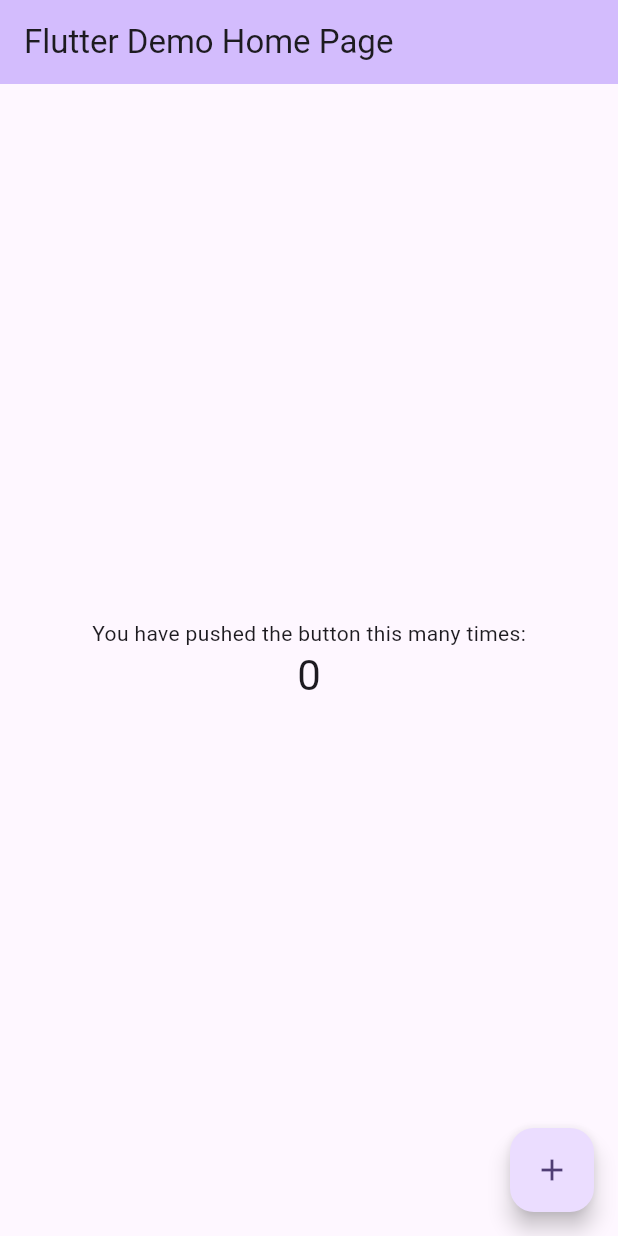
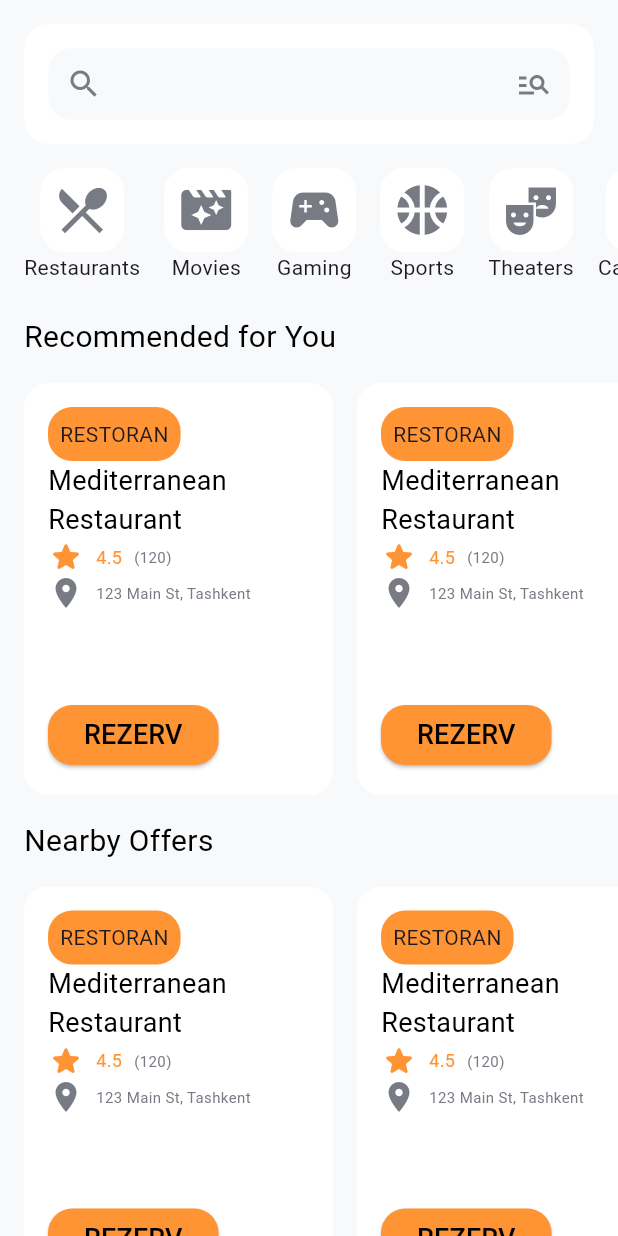
Before and after one commit to hoopa34/bronika, a Flutter app: the screen it shows after launch, on a phone screen of 412 x 824 dp. Run offline on Flutter 3.47's test engine with Material 3 defaults, Android fonts, the phone set to English and light mode, and no system bars.

Commit message:
Added homepage

```diff
--- /dev/null
+++ b/lib/global/global_colors.dart
@@ -0,0 +1,14 @@
+import 'package:flutter/material.dart';
+
+abstract class GlobalColors {
+  static const Color mainColor = Colors.purpleAccent;
+  static const Color mainSecondColor = Colors.purple;
+  static const Color mainThirdColor = Colors.deepPurple;
+
+  static const Color buttonHilightColor = Color.fromRGBO(255, 148, 53, 1);
+
+  static const Color backgroundColor = Color.fromRGBO(248, 249, 251, 1);
+  static const Color iconColor = Color.fromRGBO(120, 123, 132, 1);
+  static const Color cartColor = Colors.white;
+  static const Color titleColor = Colors.black;
+}
--- /dev/null
+++ b/lib/global/global_design.dart
@@ -0,0 +1,44 @@
+import 'package:bronika/global/global_colors.dart';
+import 'package:flutter/material.dart';
+
+abstract class GlobalDesign {
+  static final double globalPadding = 16;
+  static final double globalSmallPadding = 8;
+  static final double globalRadius = 16;
+  static final double globalIconSize = 40;
+
+  static final BoxDecoration cartDesign = BoxDecoration(
+    borderRadius: BorderRadius.all(Radius.circular(globalRadius)),
+    color: GlobalColors.cartColor,
+  );
+
+  static final BoxDecoration innerCartDesign = BoxDecoration(
+    borderRadius: BorderRadius.all(Radius.circular(globalRadius)),
+    color: GlobalColors.backgroundColor,
+  );
+
+   static final BoxDecoration highlightCartDesign = BoxDecoration(
+    borderRadius: BorderRadius.all(Radius.circular(globalRadius)),
+    color: GlobalColors.buttonHilightColor,
+  );
+
+  static final ButtonStyle roundedButtonStyle = IconButton.styleFrom(
+    backgroundColor: GlobalColors.cartColor,
+    shape: RoundedRectangleBorder(
+      borderRadius: BorderRadius.all(Radius.circular(globalRadius)),
+    ),
+  );
+
+  static final ButtonStyle highlightButtonStyle = IconButton.styleFrom(
+    backgroundColor: GlobalColors.buttonHilightColor,
+    shape: RoundedRectangleBorder(
+      borderRadius: BorderRadius.all(Radius.circular(globalRadius)),
+    ),
+  );
+
+  static final TextStyle titleStyle = TextStyle(color: GlobalColors.titleColor, fontSize: 20);
+  static final TextStyle cardTitleStyle = TextStyle(color: GlobalColors.titleColor, fontSize: 18);
+
+  static final TextStyle geoStyle = TextStyle(color: GlobalColors.iconColor, fontSize: 10);
+  static final TextStyle ratingStyle = TextStyle(color: GlobalColors.buttonHilightColor, fontSize: 12);
+}
--- /dev/null
+++ b/lib/global/global_icons.dart
@@ -0,0 +1,34 @@
+import 'package:flutter/material.dart';
+
+abstract class GlobalIcons {
+  static final IconData search = Icons.search;
+  static final IconData searchSettings = Icons.manage_search;
+
+  static final IconData rating = Icons.star_rounded;
+  static final IconData location = Icons.location_on;
+
+  static final IconData restaurants = Icons.restaurant_menu;
+  static final IconData movies = Icons.movie_filter_rounded;
+  static final IconData gaming = Icons.sports_esports;
+  static final IconData sports = Icons.sports_basketball;
+  static final IconData theaters = Icons.theater_comedy;
+  static final IconData carRental = Icons.car_rental;
+
+  static final List<IconData> filterList = [
+    restaurants,
+    movies,
+    gaming,
+    sports,
+    theaters,
+    carRental,
+  ];
+
+  static final Map<IconData, String> filterToStringList = {
+    restaurants : "Restaurants",
+    movies : "Movies",
+    gaming : "Gaming",
+    sports : "Sports",
+    theaters : "Theaters",
+    carRental : "Car Rental",
+  };
+}
--- a/lib/main.dart
+++ b/lib/main.dart
@@ -1,122 +1,6 @@
+import 'package:bronika/ui/bronika.dart';
 import 'package:flutter/material.dart';
 
 void main() {
-  runApp(const MyApp());
+  runApp(const Bronika());
 }
-
-class MyApp extends StatelessWidget {
-  const MyApp({super.key});
-
-  // This widget is the root of your application.
-  @override
-  Widget build(BuildContext context) {
-    return MaterialApp(
-      title: 'Flutter Demo',
-      theme: ThemeData(
-        // This is the theme of your application.
-        //
-        // TRY THIS: Try running your application with "flutter run". You'll see
-        // the application has a purple toolbar. Then, without quitting the app,
-        // try changing the seedColor in the colorScheme below to Colors.green
-        // and then invoke "hot reload" (save your changes or press the "hot
-        // reload" button in a Flutter-supported IDE, or press "r" if you used
-        // the command line to start the app).
-        //
-        // Notice that the counter didn't reset back to zero; the applicationt
-        // state is not lost during the reload. To reset the state, use hot
-        // restart instead.
-        //
-        // This works for code too, not just values: Most code changes can be
-        // tested with just a hot reload.
-        colorScheme: ColorScheme.fromSeed(seedColor: Colors.deepPurple),
-      ),
-      home: const MyHomePage(title: 'Flutter Demo Home Page'),
-    );
-  }
-}
-
-class MyHomePage extends StatefulWidget {
-  const MyHomePage({super.key, required this.title});
-
-  // This widget is the home page of your application. It is stateful, meaning
-  // that it has a State object (defined below) that contains fields that affect
-  // how it looks.
-
-  // This class is the configuration for the state. It holds the values (in this
-  // case the title) provided by the parent (in this case the App widget) and
-  // used by the build method of the State. Fields in a Widget subclass are
-  // always marked "final".
-
-  final String title;
-
-  @override
-  State<MyHomePage> createState() => _MyHomePageState();
-}
-
-class _MyHomePageState extends State<MyHomePage> {
-  int _counter = 0;
-
-  void _incrementCounter() {
-    setState(() {
-      // This call to setState tells the Flutter framework that something has
-      // changed in this State, which causes it to rerun the build method below
-      // so that the display can reflect the updated values. If we changed
-      // _counter without calling setState(), then the build method would not be
-      // called again, and so nothing would appear to happen.
-      _counter++;
-    });
-  }
-
-  @override
-  Widget build(BuildContext context) {
-    // This method is rerun every time setState is called, for instance as done
-    // by the _incrementCounter method above.
-    //
-    // The Flutter framework has been optimized to make rerunning build methods
-    // fast, so that you can just rebuild anything that needs updating rather
-    // than having to individually change instances of widgets.
-    return Scaffold(
-      appBar: AppBar(
-        // TRY THIS: Try changing the color here to a specific color (to
-        // Colors.amber, perhaps?) and trigger a hot reload to see the AppBar
-        // change color while the other colors stay the same.
-        backgroundColor: Theme.of(context).colorScheme.inversePrimary,
-        // Here we take the value from the MyHomePage object that was created by
-        // the App.build method, and use it to set our appbar title.
-        title: Text(widget.title),
-      ),
-      body: Center(
-        // Center is a layout widget. It takes a single child and positions it
-        // in the middle of the parent.
-        child: Column(
-          // Column is also a layout widget. It takes a list of children and
-          // arranges them vertically. By default, it sizes itself to fit its
-          // children horizontally, and tries to be as tall as its parent.
-          //
-          // Column has various properties to control how it sizes itself and
-          // how it positions its children. Here we use mainAxisAlignment to
-          // center the children vertically; the main axis here is the vertical
-          // axis because Columns are vertical (the cross axis would be
-          // horizontal).
-          //
-          // TRY THIS: Invoke "debug painting" (choose the "Toggle Debug Paint"
-          // action in the IDE, or press "p" in the console), to see the
-          // wireframe for each widget.
-          mainAxisAlignment: MainAxisAlignment.center,
-          children: <Widget>[
-            const Text('You have pushed the button this many times:'),
-            Text(
-              '$_counter',
-              style: Theme.of(context).textTheme.headlineMedium,
-            ),
-          ],
-        ),
-      ),
-      floatingActionButton: FloatingActionButton(
-        onPressed: _incrementCounter,
-        tooltip: 'Increment',
-        child: const Icon(Icons.add),
-      ), // This trailing comma makes auto-formatting nicer for build methods.
-    );
-  }
-}
--- /dev/null
+++ b/lib/ui/bronika.dart
@@ -0,0 +1,15 @@
+import 'package:bronika/ui/homepage/home_page.dart';
+import 'package:flutter/material.dart';
+
+class Bronika extends StatelessWidget {
+  const Bronika({super.key});
+
+  @override
+  Widget build(BuildContext context) {
+    return const MaterialApp(
+      title: "Bronika",
+      debugShowCheckedModeBanner: false,
+      home: HomePage(),
+    );
+  }
+}
--- /dev/null
+++ b/lib/ui/homepage/home_page.dart
@@ -0,0 +1,80 @@
+import 'package:bronika/global/global_colors.dart';
+import 'package:bronika/global/global_design.dart';
+import 'package:bronika/widgets/widget_home_page_filters.dart';
+import 'package:bronika/widgets/widget_home_page_search_bar.dart';
+import 'package:bronika/widgets/widget_home_page_slider.dart';
+import 'package:flutter/material.dart';
+
+class HomePage extends StatelessWidget {
+  const HomePage({super.key});
+
+  @override
+  Widget build(BuildContext context) {
+    return Scaffold(
+      backgroundColor: GlobalColors.backgroundColor,
+      body: Stack(
+        children: [
+          // Container(
+          //   decoration: BoxDecoration(
+          //     gradient: LinearGradient(
+          //       begin: Alignment.bottomRight,
+          //       end: Alignment.topLeft,
+          //       colors: [
+          //         GlobalColors.mainThirdColor,
+          //         GlobalColors.mainSecondColor,
+          //         GlobalColors.mainColor,
+          //       ],
+          //     ),
+          //   ),
+          // ),
+          CustomScrollView(
+            slivers: [
+              const SliverAppBar(
+                toolbarHeight: 0,
+                backgroundColor: GlobalColors.backgroundColor,
+              ),
+
+              SliverToBoxAdapter(child: WidgetHomePageSearchBar()),
+
+              SliverToBoxAdapter(child: WidgetHomePageFilters()),
+
+              SliverToBoxAdapter(
+                child: Padding(
+                  padding: EdgeInsets.all(GlobalDesign.globalPadding),
+                  child: Text(
+                    "Recommended for You",
+                    style: GlobalDesign.titleStyle,
+                  ),
+                ),
+              ),
+
+              SliverToBoxAdapter(child: WidgetHomePageSlider()),
+
+              SliverToBoxAdapter(
+                child: Padding(
+                  padding: EdgeInsets.all(GlobalDesign.globalPadding),
+                  child: Text("Nearby Offers", style: GlobalDesign.titleStyle),
+                ),
+              ),
+
+              SliverToBoxAdapter(child: WidgetHomePageSlider()),
+
+              SliverToBoxAdapter(
+                child: Padding(
+                  padding: EdgeInsets.all(GlobalDesign.globalPadding),
+                  child: Text("Other Places", style: GlobalDesign.titleStyle),
+                ),
+              ),
+
+              SliverToBoxAdapter(child: WidgetHomePageSlider()),
+
+              SliverToBoxAdapter(
+                child: SizedBox(height: GlobalDesign.globalPadding),
+              ),
+            ],
+          ),
+        ],
+      ),
+    );
+  }
+}
--- /dev/null
+++ b/lib/widgets/widget_cart.dart
@@ -0,0 +1,52 @@
+import 'package:bronika/global/global_colors.dart';
+import 'package:bronika/global/global_design.dart';
+import 'package:bronika/global/global_icons.dart';
+import 'package:flutter/material.dart';
+
+class WidgetCart extends StatelessWidget {
+  const WidgetCart({super.key});
+
+  @override
+  Widget build(BuildContext context) {
+    return Container(
+      decoration: GlobalDesign.cartDesign,
+      padding: EdgeInsets.all(GlobalDesign.globalPadding),
+
+      child: Column(
+        mainAxisSize: MainAxisSize.min,
+        crossAxisAlignment: CrossAxisAlignment.start,
+        children: [
+          Container(),
+          Container(
+            decoration: GlobalDesign.highlightCartDesign,
+            padding: EdgeInsets.all(GlobalDesign.globalSmallPadding),
+            child: Text("RESTORAN"),
+          ),
+          Text("Mediterranean Restaurant", style: GlobalDesign.cardTitleStyle),
+          Row(
+            children: [
+              Icon(GlobalIcons.rating, color: GlobalColors.buttonHilightColor),
+              SizedBox(width: GlobalDesign.globalSmallPadding),
+              Text("4.5", style: GlobalDesign.ratingStyle),
+              SizedBox(width: GlobalDesign.globalSmallPadding),
+              Text("(120)", style: GlobalDesign.geoStyle),
+            ],
+          ),
+          Row(
+            children: [
+              Icon(GlobalIcons.location, color: GlobalColors.iconColor),
+              SizedBox(width: GlobalDesign.globalSmallPadding),
+              Text("123 Main St, Tashkent", style: GlobalDesign.geoStyle),
+            ],
+          ),
+          Spacer(),
+          ElevatedButton(
+            onPressed: () {},
+            style: GlobalDesign.highlightButtonStyle,
+            child: Text("REZERV", style: GlobalDesign.cardTitleStyle),
+          ),
+        ],
+      ),
+    );
+  }
+}
--- /dev/null
+++ b/lib/widgets/widget_home_page_filters.dart
@@ -0,0 +1,43 @@
+import 'package:bronika/global/global_colors.dart';
+import 'package:bronika/global/global_design.dart';
+import 'package:bronika/global/global_icons.dart';
+import 'package:flutter/material.dart';
+
+class WidgetHomePageFilters extends StatelessWidget {
+  const WidgetHomePageFilters({super.key});
+
+  @override
+  Widget build(BuildContext context) {
+    return AspectRatio(
+      aspectRatio: 5,
+      child: ListView.separated(
+        itemCount: GlobalIcons.filterList.length,
+        padding: EdgeInsets.symmetric(horizontal: GlobalDesign.globalPadding),
+        shrinkWrap: true,
+        scrollDirection: Axis.horizontal,
+        itemBuilder: (context, index) {
+          return Column(
+            mainAxisSize: MainAxisSize.min,
+            children: [
+              IconButton(
+                style: GlobalDesign.roundedButtonStyle,
+                onPressed: () {},
+                icon: Icon(
+                  GlobalIcons.filterList[index],
+                  color: GlobalColors.iconColor,
+                  size: GlobalDesign.globalIconSize,
+                ),
+              ),
+              Text(
+                GlobalIcons.filterToStringList[GlobalIcons.filterList[index]] ??
+                    "Error",
+              ),
+            ],
+          );
+        },
+        separatorBuilder: (context, index) =>
+            SizedBox(width: GlobalDesign.globalPadding),
+      ),
+    );
+  }
+}
--- /dev/null
+++ b/lib/widgets/widget_home_page_search_bar.dart
@@ -0,0 +1,53 @@
+import 'package:bronika/global/global_colors.dart';
+import 'package:bronika/global/global_design.dart';
+import 'package:bronika/global/global_icons.dart';
+import 'package:flutter/material.dart';
+
+class WidgetHomePageSearchBar extends StatelessWidget {
+  const WidgetHomePageSearchBar({
+    super.key,
+  });
+
+  @override
+  Widget build(BuildContext context) {
+    return Container(
+      margin: EdgeInsets.all(GlobalDesign.globalPadding),
+      height: 80,
+      decoration: GlobalDesign.cartDesign,
+      child: Container(
+        margin: EdgeInsets.all(GlobalDesign.globalPadding),
+        decoration: GlobalDesign.innerCartDesign,
+        child: Row(
+          mainAxisSize: MainAxisSize.min,
+          mainAxisAlignment: MainAxisAlignment.spaceBetween,
+          children: [
+            IconButton(
+              onPressed: null,
+              icon: Icon(
+                GlobalIcons.search,
+                color: GlobalColors.iconColor,
+              ),
+            ),
+
+            Expanded(
+              child: TextField(
+                maxLines: 1,
+                decoration: InputDecoration(
+                  border: InputBorder.none,
+                ),
+              ),
+            ),
+
+            IconButton(
+              onPressed: null,
+              icon: Icon(
+                GlobalIcons.searchSettings,
+                color: GlobalColors.iconColor,
+              ),
+            ),
+          ],
+        ),
+      ),
+    );
+  }
+}
--- /dev/null
+++ b/lib/widgets/widget_home_page_slider.dart
@@ -0,0 +1,25 @@
+import 'package:bronika/global/global_design.dart';
+import 'package:bronika/widgets/widget_cart.dart';
+import 'package:flutter/material.dart';
+
+class WidgetHomePageSlider extends StatelessWidget {
+  const WidgetHomePageSlider({
+    super.key,
+  });
+
+  @override
+  Widget build(BuildContext context) {
+    return AspectRatio(
+      aspectRatio: 1.5,
+      child: ListView.separated(
+        shrinkWrap: true,
+        scrollDirection: Axis.horizontal,
+        padding: EdgeInsets.symmetric(horizontal: GlobalDesign.globalPadding),
+        itemBuilder: (context, index) => AspectRatio(aspectRatio: .75, child: WidgetCart()),
+        separatorBuilder: (context, index) =>
+            SizedBox(width: GlobalDesign.globalPadding),
+        itemCount: 10,
+      ),
+    );
+  }
+}
```
Also changed, not shown: 1 other file.
